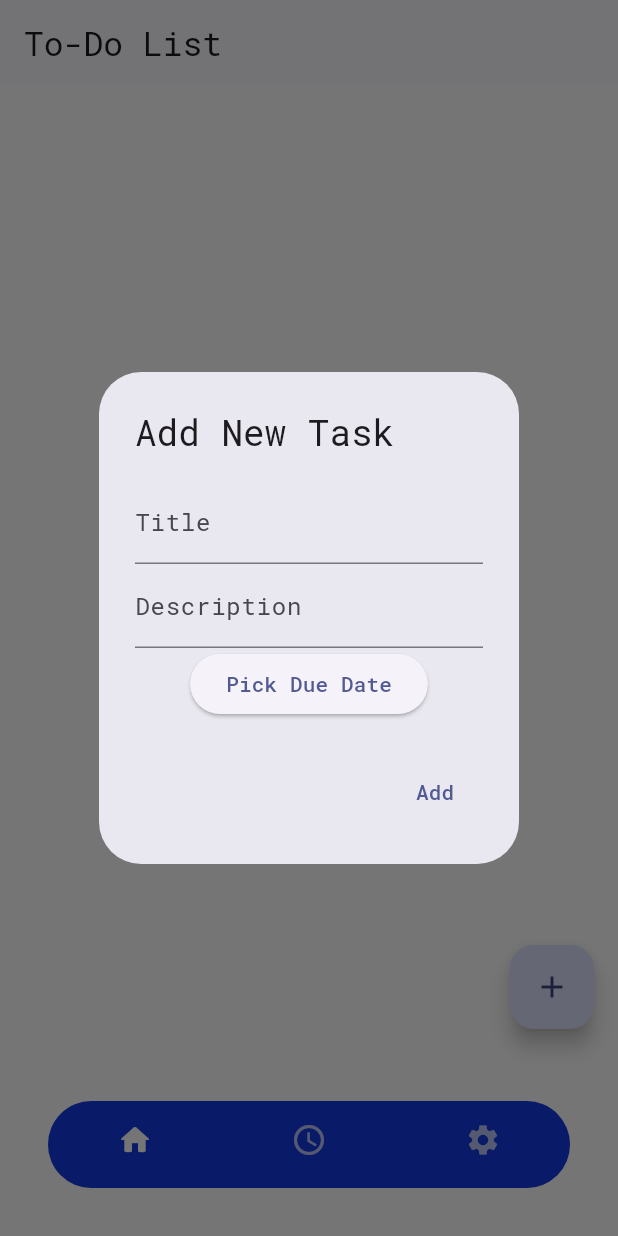
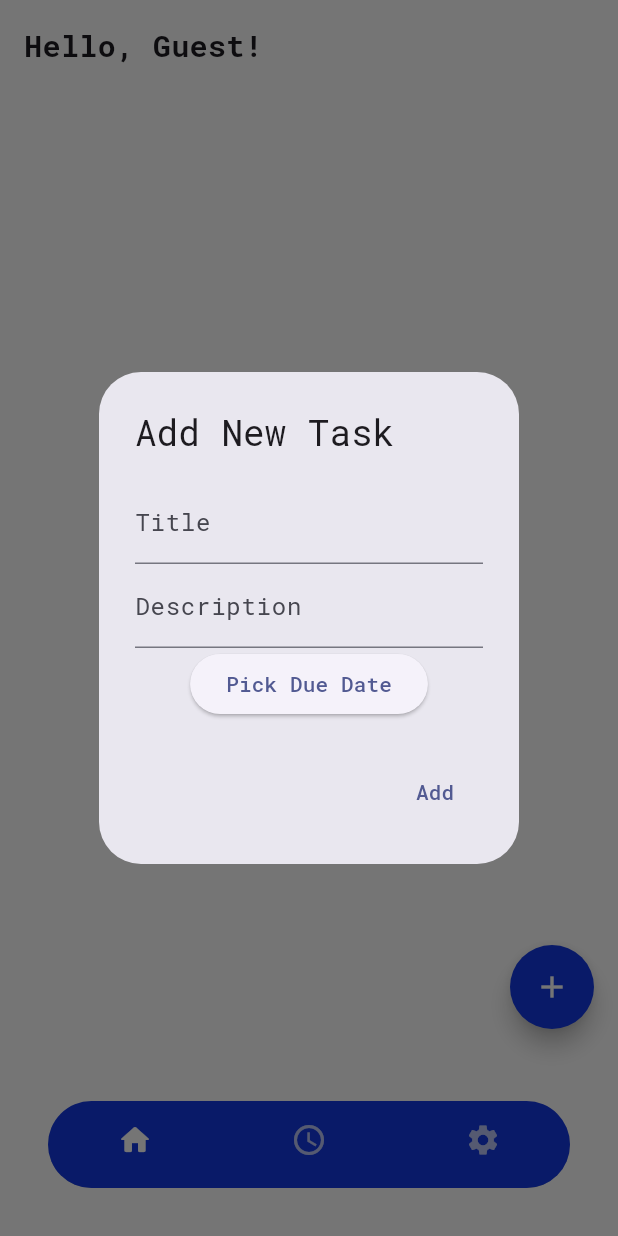
Before and after one commit to farah-bot/noko, a Flutter app: the screen it shows after launch, after a tap on the "add" icon, on a phone screen of 412 x 824 dp. Run offline on Flutter 3.47's test engine with Material 3 defaults, Android fonts, the phone set to English and light mode, and no system bars; our stand-ins replace google_fonts.

Commit message:
feat: add userprovider and update home & settings ui

```diff
--- a/lib/main.dart
+++ b/lib/main.dart
@@ -3,18 +3,23 @@ import 'package:provider/provider.dart';
 import 'package:google_fonts/google_fonts.dart';
 
 import 'providers/todo_provider.dart';
+import 'providers/user_provider.dart';
 import 'screens/home_screen.dart';
 import 'screens/settings_screen.dart';
 import 'screens/schedule_screen.dart';
 
 void main() {
   runApp(
-    ChangeNotifierProvider(
-      create: (_) => TodoProvider(),
+    MultiProvider(
+      providers: [
+        ChangeNotifierProvider(create: (_) => TodoProvider()),
+        ChangeNotifierProvider(create: (_) => UserProvider()),
+      ],
       child: const MyApp(),
     ),
   );
 }
+
 
 class MyApp extends StatefulWidget {
   const MyApp({super.key});
--- /dev/null
+++ b/lib/providers/user_provider.dart
@@ -0,0 +1,12 @@
+import 'package:flutter/material.dart';
+
+class UserProvider with ChangeNotifier {
+  String _name = 'Guest';
+
+  String get name => _name;
+
+  void setName(String newName) {
+    _name = newName;
+    notifyListeners();
+  }
+}
--- a/lib/screens/home_screen.dart
+++ b/lib/screens/home_screen.dart
@@ -3,6 +3,7 @@ import 'package:provider/provider.dart';
 import 'package:uuid/uuid.dart';
 import '../models/todo.dart';
 import '../providers/todo_provider.dart';
+import '../providers/user_provider.dart';
 import '../widgets/todo_tile.dart';
 
 class HomeScreen extends StatelessWidget {
@@ -11,22 +12,41 @@ class HomeScreen extends StatelessWidget {
   @override
   Widget build(BuildContext context) {
     var todoProvider = Provider.of<TodoProvider>(context);
+    var userProvider = Provider.of<UserProvider>(context);
 
     return Scaffold(
-      appBar: AppBar(title: const Text('To-Do List')),
-      body: ListView(
+      body: Column(
+        crossAxisAlignment: CrossAxisAlignment.start,
+        children: [
+          Padding(
+            padding: const EdgeInsets.all(16.0),
+            child: Text(
+              'Hello, ${userProvider.name}!',
+              style: const TextStyle(fontSize: 20, fontWeight: FontWeight.bold),
+            ),
+          ),
+          Expanded(
+            child: ListView(
               children: todoProvider.todos
                   .map((todo) => TodoTile(
                         todo: todo,
-                  onToggleComplete: () => todoProvider.toggleComplete(todo.id),
+                        onToggleComplete: () =>
+                            todoProvider.toggleComplete(todo.id),
                         onRemove: () => todoProvider.removeTodo(todo.id),
-                  onToggleSticky: () => todoProvider.toggleSticky(todo.id),
+                        onToggleSticky: () =>
+                            todoProvider.toggleSticky(todo.id),
                       ))
                   .toList(),
             ),
+          ),
+        ],
+      ),
       floatingActionButton: FloatingActionButton(
         onPressed: () => _showAddDialog(context),
-        child: const Icon(Icons.add),
+        child: const Icon(Icons.add, color: Colors.white),
+        backgroundColor: const Color.fromARGB(255, 19, 57, 226),
+        shape: const CircleBorder(),
+        elevation: 6.0,
       ),
     );
   }
@@ -45,10 +65,12 @@ class HomeScreen extends StatelessWidget {
           children: [
             TextField(
               controller: titleController,
-                decoration: const InputDecoration(labelText: 'Title')),
+              decoration: const InputDecoration(labelText: 'Title'),
+            ),
             TextField(
               controller: descController,
-                decoration: const InputDecoration(labelText: 'Description')),
+              decoration: const InputDecoration(labelText: 'Description'),
+            ),
             ElevatedButton(
               onPressed: () async {
                 final now = DateTime.now();
```
Also changed, not shown: lib/screens/settings_screen.dart (+26 -1 lines), pubspec.yaml (+1 -6 lines). Lines whose indentation alone changed are shown as unchanged.
